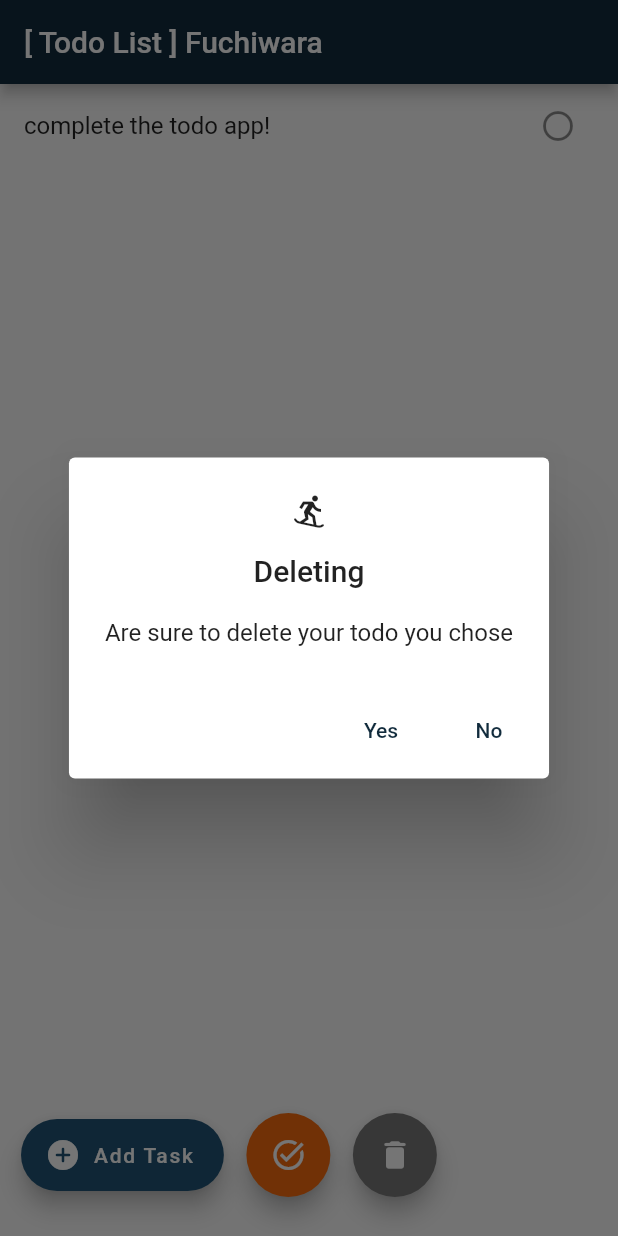
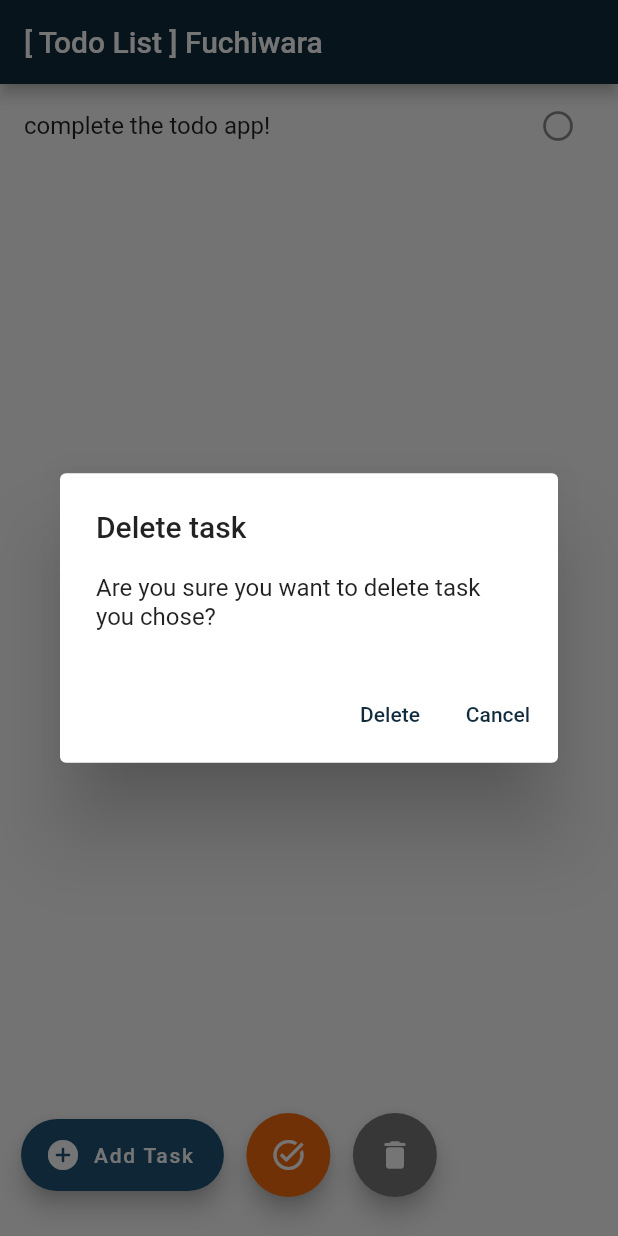
Before and after one commit to Nukaze/learn-todo-app, a Flutter app: the screen it shows after launch, after a tap on the "delete" icon, on a phone screen of 412 x 824 dp. Run offline on Flutter 3.47's test engine with Material 2 defaults, Android fonts, the phone set to English and light mode, and no system bars; our stand-ins replace cloud_firestore, firebase_auth, firebase_core, sqflite; accounts and stored records are empty; project files that could hold a hidden picture were left out.

Commit message:
feat(delete): complete delete task selected
- complete  _deleteTodo, deleteSubmission method to deleting selected tasks delete by use todoList.removeWhere statucs == checked like a sql command
- add status icon to easy to use in component

```diff
--- a/lib/todo_list.dart
+++ b/lib/todo_list.dart
@@ -10,9 +10,11 @@ class TodoList extends StatefulWidget {
 
 class _TodoListState extends State<TodoList> {
   IconData addingIcon = Icons.add_circle_rounded;
-  static const IconData itemUndoneIcon = Icons.radio_button_unchecked_rounded;
+  static const IconData iconItemUndone = Icons.radio_button_unchecked_rounded;
+  static const IconData iconItemCheck = Icons.check_circle;
+  static const IconData iconItemDone = Icons.done_all_rounded;
   List<Map<String, dynamic>> todoList = [
-    {"content": "complete the todo app!", "status": "undone", "icon": itemUndoneIcon}
+    {"content": "complete the todo app!", "status": "undone", "icon": iconItemUndone}
   ];
   List<int> taskSelected = [];
   @override
@@ -40,8 +42,11 @@ class _TodoListState extends State<TodoList> {
             setState(() {
               !taskSelected.contains(todoIndex) ? taskSelected.add(todoIndex) : taskSelected.remove(todoIndex);
               taskSelected.contains(todoIndex)
-                  ? todoList[todoIndex]["icon"] = Icons.check_circle
-                  : todoList[todoIndex]["icon"] = itemUndoneIcon;
+                  ? todoList[todoIndex]["icon"] = iconItemCheck
+                  : todoList[todoIndex]["icon"] = iconItemUndone;
+              taskSelected.contains(todoIndex)
+                  ? todoList[todoIndex]["status"] = "checked"
+                  : todoList[todoIndex]["status"] = "undone";
               dprint("taskSelected = $taskSelected");
             });
           },
@@ -84,21 +89,7 @@ class _TodoListState extends State<TodoList> {
             padding(),
             FloatingActionButton(
               heroTag: "deleteTodoBtn",
-              onPressed: () {
-                showDialog(
-                    context: context,
-                    builder: (BuildContext context) {
-                      return AlertDialog(
-                        title: const Text("Deleting"),
-                        icon: const Icon(Icons.snowboarding),
-                        content: const Text("Are sure to delete your todo you chose"),
-                        actions: [
-                          TextButton(onPressed: _deleteTodo, child: const Text("Yes")),
-                          TextButton(onPressed: () => {Navigator.of(context).pop()}, child: const Text("No")),
-                        ],
-                      );
-                    });
-              },
+              onPressed: _deleteTodo,
               backgroundColor: Palette.setColor("#777777"),
               child: const Icon(Icons.delete_rounded),
             ),
@@ -111,7 +102,7 @@ class _TodoListState extends State<TodoList> {
     void addSubmission(String value) {
       if (value.isNotEmpty) {
         setState(() {
-          todoList.add({"content": value, "status": "undone", "icon": itemUndoneIcon});
+          todoList.add({"content": value, "status": "undone", "icon": iconItemUndone});
         });
       } else {
         dprint("value is empty");
@@ -164,8 +155,33 @@ class _TodoListState extends State<TodoList> {
   }
 
   void _deleteTodo() {
+    void deleteSubmission() {
+      dprint("todo list length = ${todoList.length}");
+      dprint("task selected = $taskSelected");
+      setState(() {
+        todoList.removeWhere((todo) => todo["status"] == "checked");
+        taskSelected.clear();
+        destroy(context);
+        dprint("deleted!!");
+      });
+      dprint("todo list length = ${todoList.length}");
+      dprint("task selected = $taskSelected");
+    }
+
     setState(() {
       dprint("Deleting");
+      showDialog(
+          context: context,
+          builder: (BuildContext context) {
+            return AlertDialog(
+              title: const Text("Delete task"),
+              content: const Text("Are you sure you want to delete task you chose?"),
+              actions: [
+                TextButton(onPressed: deleteSubmission, child: const Text("Delete")),
+                TextButton(onPressed: () => destroy(context), child: const Text("Cancel"))
+              ],
+            );
+          });
     });
   }
 
```
